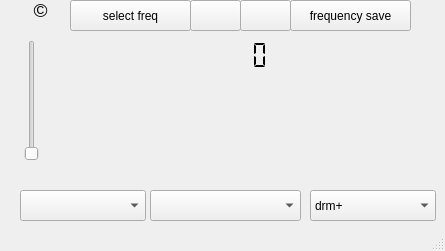
First picture: the form in drm-receiver.ui, repository JvanKatwijk/drmplus, before the edit.
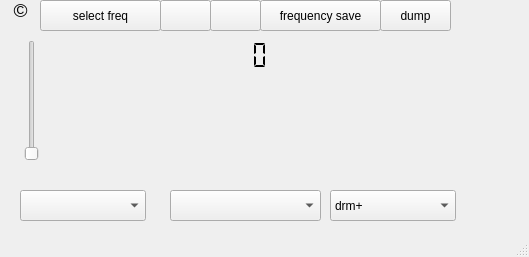
Second picture: the form after the edit. Icons and pictures are not drawn. Custom widgets are drawn as their Qt base class.

Commit message: added dump button

```diff
--- a/drm-receiver.ui
+++ b/drm-receiver.ui
@@ -6,8 +6,8 @@
    <rect>
     <x>0</x>
     <y>0</y>
-    <width>445</width>
-    <height>251</height>
+    <width>529</width>
+    <height>257</height>
    </rect>
   </property>
   <property name="windowTitle">
@@ -19,7 +19,7 @@
      <rect>
       <x>40</x>
       <y>30</y>
-      <width>381</width>
+      <width>411</width>
       <height>151</height>
      </rect>
     </property>
@@ -70,7 +70,7 @@
    <widget class="QPushButton" name="freqButton">
     <property name="geometry">
      <rect>
-      <x>70</x>
+      <x>40</x>
       <y>0</y>
       <width>121</width>
       <height>31</height>
@@ -86,7 +86,7 @@
    <widget class="QComboBox" name="streamOutSelector">
     <property name="geometry">
      <rect>
-      <x>150</x>
+      <x>170</x>
       <y>190</y>
       <width>151</width>
       <height>31</height>
@@ -99,7 +99,7 @@
    <widget class="QPushButton" name="freqSave">
     <property name="geometry">
      <rect>
-      <x>290</x>
+      <x>260</x>
       <y>0</y>
       <width>121</width>
       <height>31</height>
@@ -128,7 +128,7 @@
    <widget class="QLabel" name="label_2">
     <property name="geometry">
      <rect>
-      <x>30</x>
+      <x>10</x>
       <y>0</y>
       <width>21</width>
       <height>21</height>
@@ -162,7 +162,7 @@
    <widget class="QComboBox" name="decoderSelect">
     <property name="geometry">
      <rect>
-      <x>310</x>
+      <x>330</x>
       <y>190</y>
       <width>126</width>
       <height>31</height>
@@ -182,7 +182,7 @@
    <widget class="QPushButton" name="frequencyBackwards">
     <property name="geometry">
      <rect>
-      <x>190</x>
+      <x>160</x>
       <y>0</y>
       <width>51</width>
       <height>31</height>
@@ -199,7 +199,7 @@
    <widget class="QPushButton" name="frequencyForwards">
     <property name="geometry">
      <rect>
-      <x>240</x>
+      <x>210</x>
       <y>0</y>
       <width>51</width>
       <height>31</height>
@@ -213,6 +213,19 @@
       <normaloff>:/icons/next.png</normaloff>:/icons/next.png</iconset>
     </property>
    </widget>
+   <widget class="QPushButton" name="dumpButton">
+    <property name="geometry">
+     <rect>
+      <x>380</x>
+      <y>0</y>
+      <width>71</width>
+      <height>31</height>
+     </rect>
+    </property>
+    <property name="text">
+     <string>dump</string>
+    </property>
+   </widget>
    <zorder>hfSpectrum</zorder>
    <zorder>hfScopeSlider</zorder>
    <zorder>freqButton</zorder>
```
Left out of the diff: 1 changed line with no effect on the pictures. The commit also changes 7 other files.
